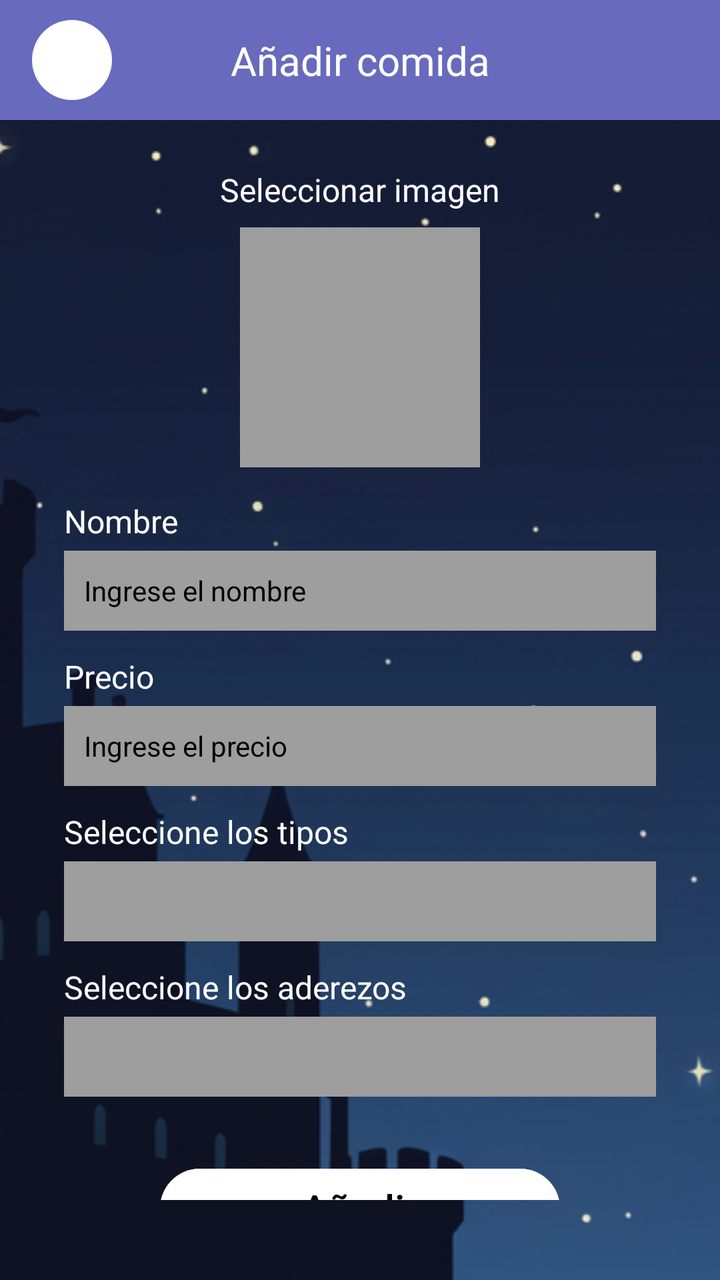
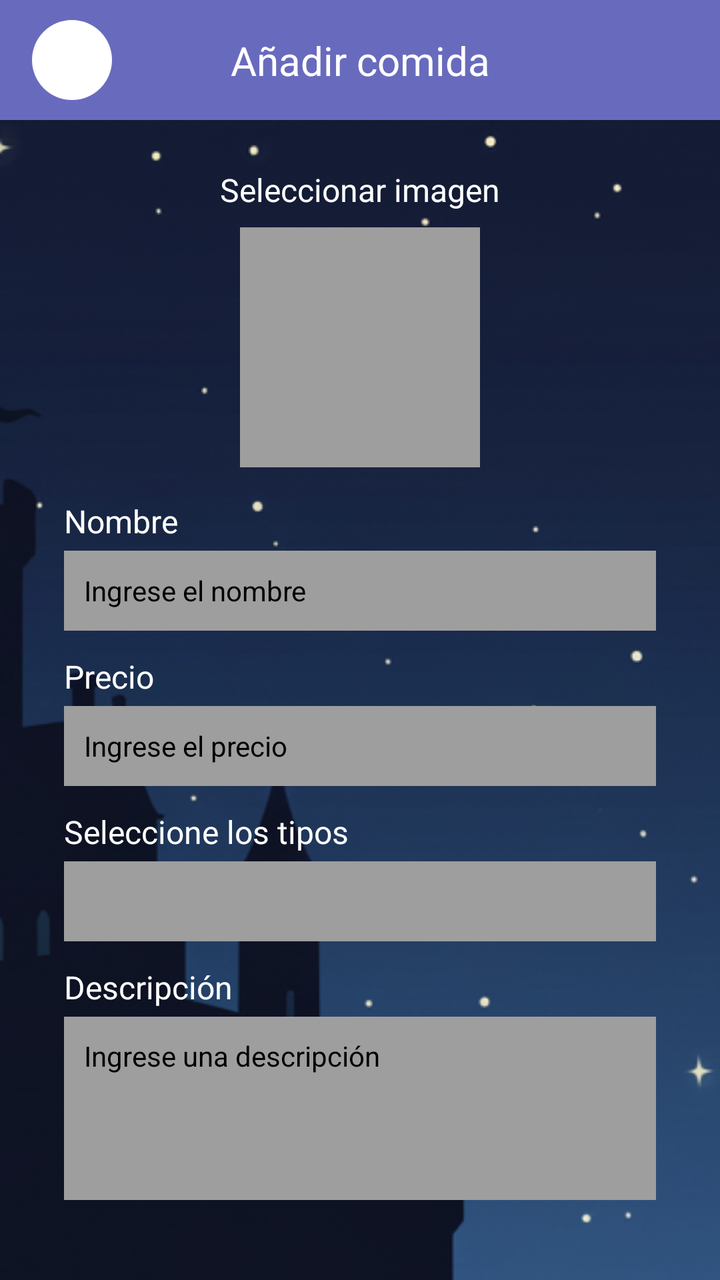

Compare the two renders of this Android layout. The source of the first and the diff that turns it into the second are given below.
<!-- AndroidManifest.xml: application theme Theme.LaPosada -->
<!-- res/layout/activity_add_food.xml -->
<?xml version="1.0" encoding="utf-8"?>
<androidx.constraintlayout.widget.ConstraintLayout xmlns:android="http://schemas.android.com/apk/res/android"
    xmlns:app="http://schemas.android.com/apk/res-auto"
    xmlns:tools="http://schemas.android.com/tools"
    android:id="@+id/main"
    android:layout_width="match_parent"
    android:layout_height="match_parent"
    android:background="@drawable/fondo_default"
    tools:context=".AddFoodActivity">

    <androidx.constraintlayout.widget.ConstraintLayout
        android:id="@+id/topBar"
        android:layout_width="match_parent"
        android:layout_height="60dp"
        android:background="@color/purple_blue"
        app:layout_constraintTop_toTopOf="parent">

        <ImageView
            android:id="@+id/buttonBack"
            android:layout_width="40dp"
            android:layout_height="40dp"
            android:layout_marginStart="16dp"
            android:src="@drawable/circle_white"
            app:layout_constraintBottom_toBottomOf="parent"
            app:layout_constraintStart_toStartOf="parent"
            app:layout_constraintTop_toTopOf="parent" />

        <TextView
            android:layout_width="wrap_content"
            android:layout_height="wrap_content"
            android:text="Añadir comida"
            android:textColor="@color/white"
            android:textSize="20sp"
            app:layout_constraintBottom_toBottomOf="parent"
            app:layout_constraintEnd_toEndOf="parent"
            app:layout_constraintStart_toStartOf="parent"
            app:layout_constraintTop_toTopOf="parent" />

    </androidx.constraintlayout.widget.ConstraintLayout>

    <LinearLayout
        android:layout_width="match_parent"
        android:layout_height="0dp"
        android:orientation="vertical"
        app:layout_constraintTop_toBottomOf="@id/topBar"
        app:layout_constraintBottom_toBottomOf="parent">

        <androidx.constraintlayout.widget.ConstraintLayout
            android:layout_width="match_parent"
            android:layout_height="wrap_content"
            android:paddingBottom="40dp">

            <TextView
                android:id="@+id/labelImage"
                android:layout_width="wrap_content"
                android:layout_height="wrap_content"
                android:text="Seleccionar imagen"
                android:textColor="@android:color/white"
                android:textSize="16sp"
                android:layout_marginTop="24dp"
                app:layout_constraintTop_toTopOf="parent"
                app:layout_constraintStart_toStartOf="parent"
                app:layout_constraintEnd_toEndOf="parent" />

            <View
                android:id="@+id/imagePlaceHolder"
                android:layout_width="120dp"
                android:layout_height="120dp"
                android:layout_marginTop="8dp"
                android:background="@color/gray_500"
                app:layout_constraintTop_toBottomOf="@id/labelImage"
                app:layout_constraintStart_toStartOf="parent"
                app:layout_constraintEnd_toEndOf="parent" />

            <TextView
                android:id="@+id/labelName"
                android:layout_width="wrap_content"
                android:layout_height="wrap_content"
                android:text="Nombre"
                android:textColor="@android:color/white"
                android:textSize="16sp"
                android:layout_marginTop="16dp"
                android:layout_marginStart="32dp"
                app:layout_constraintTop_toBottomOf="@id/imagePlaceHolder"
                app:layout_constraintStart_toStartOf="parent" />

            <EditText
                android:id="@+id/inputName"
                android:layout_width="match_parent"
                android:layout_height="40dp"
                android:layout_marginTop="4dp"
                android:layout_marginStart="32dp"
                android:layout_marginEnd="32dp"
                android:background="@color/gray_500"
                android:padding="10dp"
                android:hint="Ingrese el nombre"
                android:textColor="@color/black"
                android:textColorHint="@color/black"
                android:textSize="14sp"
                app:layout_constraintTop_toBottomOf="@id/labelName" />


            <TextView
                android:id="@+id/labelPrice"
                android:layout_width="wrap_content"
                android:layout_height="wrap_content"
                android:text="Precio"
                android:textColor="@color/white"
                android:textSize="16sp"
                android:layout_marginTop="12dp"
                android:layout_marginStart="32dp"
                app:layout_constraintTop_toBottomOf="@id/inputName"
                app:layout_constraintStart_toStartOf="parent" />

            <EditText
                android:id="@+id/inputPrice"
                android:layout_width="match_parent"
                android:layout_height="40dp"
                android:layout_marginTop="4dp"
                android:layout_marginStart="32dp"
                android:layout_marginEnd="32dp"
                android:background="@color/gray_500"
                android:hint="Ingrese el precio"
                android:padding="10dp"
                android:textColorHint="@color/black"
                android:textColor="@color/black"
                android:textSize="14sp"
                app:layout_constraintTop_toBottomOf="@id/labelPrice" />

            <TextView
                android:id="@+id/labelType"
                android:layout_width="wrap_content"
                android:layout_height="wrap_content"
                android:text="Seleccione los tipos"
                android:textColor="@android:color/white"
                android:textSize="16sp"
                android:layout_marginTop="12dp"
                android:layout_marginStart="32dp"
                app:layout_constraintTop_toBottomOf="@id/inputPrice"
                app:layout_constraintStart_toStartOf="parent" />

            <TextView
                android:id="@+id/Type"
                android:layout_width="match_parent"
                android:layout_height="40dp"
                android:layout_marginTop="4dp"
                android:layout_marginStart="32dp"
                android:layout_marginEnd="32dp"
                android:background="@color/gray_500"
                app:layout_constraintTop_toBottomOf="@id/labelType" />

            <TextView
                android:id="@+id/labelAderezos"
                android:layout_width="wrap_content"
                android:layout_height="wrap_content"
                android:text="Seleccione los aderezos"
                android:textColor="@color/white"
                android:textSize="16sp"
                android:layout_marginTop="12dp"
                android:layout_marginStart="32dp"
                app:layout_constraintTop_toBottomOf="@id/Type"
                app:layout_constraintStart_toStartOf="parent" />

            <TextView
                android:id="@+id/Aderezos"
                android:layout_width="match_parent"
                android:layout_height="40dp"
                android:layout_marginTop="4dp"
                android:layout_marginStart="32dp"
                android:layout_marginEnd="32dp"
                android:background="@color/gray_500"
                app:layout_constraintTop_toBottomOf="@id/labelAderezos" />


            <Button
                android:id="@+id/buttonAdd"
                android:layout_width="200dp"
                android:layout_height="wrap_content"
                android:text="Añadir"
                android:textColor="@color/black"
                android:backgroundTint="@color/white"
                android:layout_marginTop="32dp"
                android:textSize="20sp"
                app:cornerRadius="25dp"
                app:layout_constraintTop_toBottomOf="@id/Aderezos"
                app:layout_constraintStart_toStartOf="parent"
                app:layout_constraintEnd_toEndOf="parent" />

        </androidx.constraintlayout.widget.ConstraintLayout>
    </LinearLayout>

</androidx.constraintlayout.widget.ConstraintLayout>
<!-- resources referenced by this layout -->
<resources>
  <color name="black">#FF000000</color>
  <color name="gray_500">#9E9E9E</color>
  <color name="purple_blue">#686bbd</color>
  <color name="white">#FFFFFFFF</color>
  <!-- drawable circle_white (drawable) -->
  <?xml version="1.0" encoding="utf-8"?>
  <shape xmlns:android="http://schemas.android.com/apk/res/android"
      android:shape="oval">
      <solid android:color="@android:color/white"/>
  </shape>
  <!-- drawable fondo_default: png bitmap (drawable, 204480 bytes) -->
  <style name="Theme.LaPosada" parent="Base.Theme.LaPosada" />
  <style name="Base.Theme.LaPosada" parent="Theme.Material3.DayNight.NoActionBar">
          
          
      </style>
</resources>

<!-- the commit's change to res/layout/activity_add_food.xml (unified diff, before → after) -->
@@ -62,7 +62,7 @@
                 app:layout_constraintStart_toStartOf="parent"
                 app:layout_constraintEnd_toEndOf="parent" />
 
-            <View
+            <ImageButton
                 android:id="@+id/imagePlaceHolder"
                 android:layout_width="120dp"
                 android:layout_height="120dp"
@@ -147,13 +147,28 @@
                 android:layout_marginStart="32dp"
                 android:layout_marginEnd="32dp"
                 android:background="@color/gray_500"
+                android:padding="10dp"
+                android:text="Seleccione los tipos"
+                app:layout_constraintTop_toBottomOf="@id/labelType"
+                android:gravity="center_vertical"
+                />
+
+
+            <TextView
+
+                android:layout_width="match_parent"
+                android:layout_height="40dp"
+                android:layout_marginTop="4dp"
+                android:layout_marginStart="32dp"
+                android:layout_marginEnd="32dp"
+                android:background="@color/gray_500"
                 app:layout_constraintTop_toBottomOf="@id/labelType" />
 
             <TextView
-                android:id="@+id/labelAderezos"
-                android:layout_width="wrap_content"
-                android:layout_height="wrap_content"
-                android:text="Seleccione los aderezos"
+                android:id="@+id/labelDescripcion"
+                android:layout_width="wrap_content"
+                android:layout_height="wrap_content"
+                android:text="Descripción"
                 android:textColor="@color/white"
                 android:textSize="16sp"
                 android:layout_marginTop="12dp"
@@ -161,15 +176,22 @@
                 app:layout_constraintTop_toBottomOf="@id/Type"
                 app:layout_constraintStart_toStartOf="parent" />
 
-            <TextView
-                android:id="@+id/Aderezos"
-                android:layout_width="match_parent"
-                android:layout_height="40dp"
-                android:layout_marginTop="4dp"
-                android:layout_marginStart="32dp"
-                android:layout_marginEnd="32dp"
-                android:background="@color/gray_500"
-                app:layout_constraintTop_toBottomOf="@id/labelAderezos" />
+            <EditText
+                android:id="@+id/inputDescripcion"
+                android:layout_width="match_parent"
+                android:layout_height="120dp"
+                android:layout_marginTop="4dp"
+                android:layout_marginStart="32dp"
+                android:layout_marginEnd="32dp"
+                android:background="@color/gray_500"
+                android:hint="Ingrese una descripción"
+                android:padding="10dp"
+                android:textColorHint="@color/black"
+                android:textColor="@color/black"
+                android:textSize="14sp"
+                app:layout_constraintTop_toBottomOf="@id/labelDescripcion"
+                android:gravity="start|top"
+                />
 
 
             <Button
@@ -182,7 +204,7 @@
                 android:layout_marginTop="32dp"
                 android:textSize="20sp"
                 app:cornerRadius="25dp"
-                app:layout_constraintTop_toBottomOf="@id/Aderezos"
+                app:layout_constraintTop_toBottomOf="@id/inputDescripcion"
                 app:layout_constraintStart_toStartOf="parent"
                 app:layout_constraintEnd_toEndOf="parent" />
 
